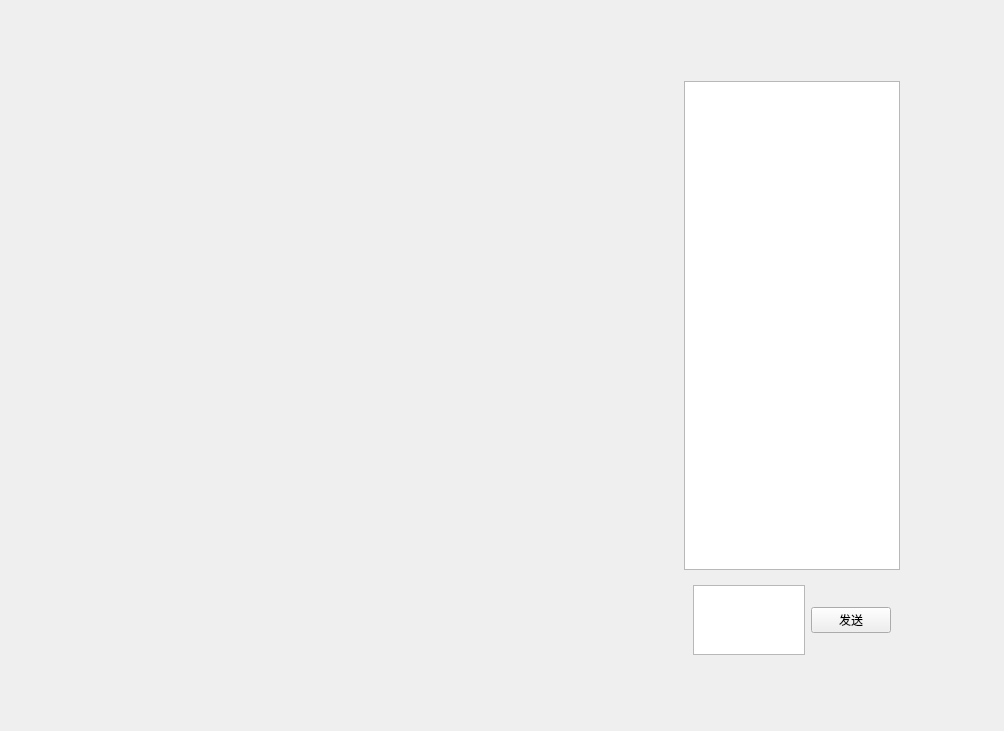
Above: chessboard_remote_pvp.ui from lgb666666661/Gobang before the change. Below: the same form after it.
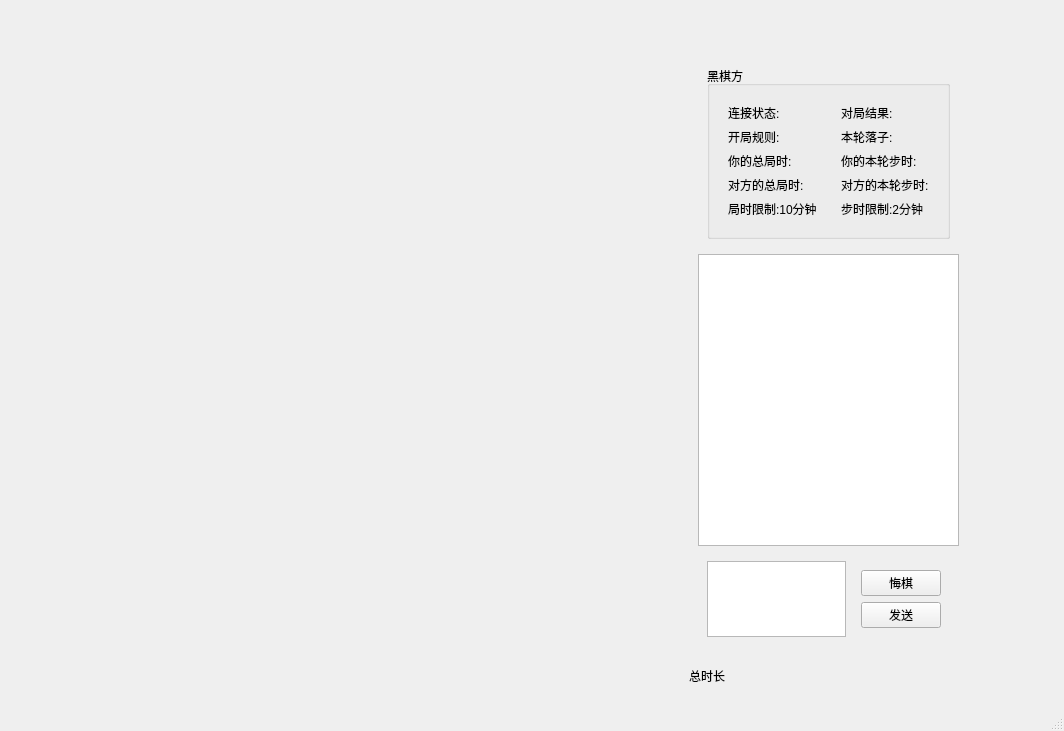
That is the form after the change.

Commit message: 添加ui界面

What changed in the file:
```diff
--- a/chessboard_remote_pvp.ui
+++ b/chessboard_remote_pvp.ui
@@ -6,7 +6,7 @@
    <rect>
     <x>0</x>
     <y>0</y>
-    <width>1004</width>
+    <width>1064</width>
     <height>731</height>
    </rect>
   </property>
@@ -33,61 +33,165 @@
     </item>
     <item>
      <widget class="QWidget" name="rightWidget" native="true">
-      <layout class="QVBoxLayout" name="verticalLayout" stretch="0">
+      <layout class="QVBoxLayout" name="verticalLayout" stretch="1,20,1">
        <property name="rightMargin">
         <number>20</number>
        </property>
+       <item>
+        <spacer name="verticalSpacer">
+         <property name="orientation">
+          <enum>Qt::Vertical</enum>
+         </property>
+         <property name="sizeHint" stdset="0">
+          <size>
+           <width>20</width>
+           <height>40</height>
+          </size>
+         </property>
+        </spacer>
+       </item>
        <item>
         <widget class="QWidget" name="widget" native="true">
-         <layout class="QVBoxLayout" name="verticalLayout_2" stretch="1,9,1,0">
+         <layout class="QVBoxLayout" name="verticalLayout_2" stretch="0,9,1">
           <item>
-           <spacer name="verticalSpacer">
-            <property name="orientation">
-             <enum>Qt::Vertical</enum>
-            </property>
-            <property name="sizeHint" stdset="0">
-             <size>
-              <width>20</width>
-              <height>40</height>
-             </size>
-            </property>
-           </spacer>
+           <widget class="QWidget" name="widget_4" native="true">
+            <layout class="QHBoxLayout" name="horizontalLayout_3">
+             <item>
+              <widget class="QGroupBox" name="myChessColorGroupBox">
+               <property name="title">
+                <string>黑棋方</string>
+               </property>
+               <layout class="QHBoxLayout" name="horizontalLayout_4">
+                <item>
+                 <widget class="QWidget" name="widget_6" native="true">
+                  <layout class="QVBoxLayout" name="verticalLayout_4">
+                   <item>
+                    <widget class="QLabel" name="linkLabel">
+                     <property name="text">
+                      <string>连接状态:</string>
+                     </property>
+                    </widget>
+                   </item>
+                   <item>
+                    <widget class="QLabel" name="forbidLabel">
+                     <property name="text">
+                      <string>开局规则:</string>
+                     </property>
+                    </widget>
+                   </item>
+                   <item>
+                    <widget class="QLabel" name="myLocalTimeLabl">
+                     <property name="text">
+                      <string>你的总局时:</string>
+                     </property>
+                    </widget>
+                   </item>
+                   <item>
+                    <widget class="QLabel" name="peerLocalTimeLabel">
+                     <property name="text">
+                      <string>对方的总局时:</string>
+                     </property>
+                    </widget>
+                   </item>
+                   <item>
+                    <widget class="QLabel" name="label_9">
+                     <property name="text">
+                      <string>局时限制:10分钟</string>
+                     </property>
+                    </widget>
+                   </item>
+                  </layout>
+                 </widget>
+                </item>
+                <item>
+                 <widget class="QWidget" name="widget_5" native="true">
+                  <layout class="QVBoxLayout" name="verticalLayout_5">
+                   <item>
+                    <widget class="QLabel" name="resultLabel">
+                     <property name="text">
+                      <string>对局结果:</string>
+                     </property>
+                    </widget>
+                   </item>
+                   <item>
+                    <widget class="QLabel" name="currentColorLabel">
+                     <property name="text">
+                      <string>本轮落子:</string>
+                     </property>
+                    </widget>
+                   </item>
+                   <item>
+                    <widget class="QLabel" name="myStepTimeLabel">
+                     <property name="text">
+                      <string>你的本轮步时:</string>
+                     </property>
+                    </widget>
+                   </item>
+                   <item>
+                    <widget class="QLabel" name="peerStepTimeLabel">
+                     <property name="text">
+                      <string>对方的本轮步时:</string>
+                     </property>
+                    </widget>
+                   </item>
+                   <item>
+                    <widget class="QLabel" name="label_10">
+                     <property name="text">
+                      <string>步时限制:2分钟</string>
+                     </property>
+                    </widget>
+                   </item>
+                  </layout>
+                 </widget>
+                </item>
+               </layout>
+              </widget>
+             </item>
+            </layout>
+           </widget>
           </item>
           <item>
            <widget class="QTextEdit" name="logEdit"/>
           </item>
           <item>
            <widget class="QWidget" name="widget_3" native="true">
-            <layout class="QHBoxLayout" name="horizontalLayout" stretch="20,1">
+            <layout class="QHBoxLayout" name="horizontalLayout" stretch="3,1">
              <item>
               <widget class="QTextEdit" name="textEdit"/>
              </item>
              <item>
-              <widget class="QPushButton" name="sendButton">
-               <property name="text">
-                <string>发送</string>
-               </property>
+              <widget class="QWidget" name="widget_2" native="true">
+               <layout class="QVBoxLayout" name="verticalLayout_3">
+                <item>
+                 <widget class="QPushButton" name="repentButton">
+                  <property name="text">
+                   <string>悔棋</string>
+                  </property>
+                 </widget>
+                </item>
+                <item>
+                 <widget class="QPushButton" name="sendButton">
+                  <property name="text">
+                   <string>发送</string>
+                  </property>
+                 </widget>
+                </item>
+               </layout>
               </widget>
              </item>
             </layout>
            </widget>
           </item>
-          <item>
-           <spacer name="verticalSpacer_2">
-            <property name="orientation">
-             <enum>Qt::Vertical</enum>
-            </property>
-            <property name="sizeHint" stdset="0">
-             <size>
-              <width>20</width>
-              <height>40</height>
-             </size>
-            </property>
-           </spacer>
-          </item>
          </layout>
         </widget>
        </item>
+       <item>
+        <widget class="QLabel" name="label_11">
+         <property name="text">
+          <string>总时长</string>
+         </property>
+        </widget>
+       </item>
       </layout>
      </widget>
     </item>
@@ -106,6 +210,7 @@
     </item>
    </layout>
   </widget>
+  <widget class="QStatusBar" name="statusBar"/>
  </widget>
  <resources/>
  <connections/>
```
The commit also changes 4 other files.
